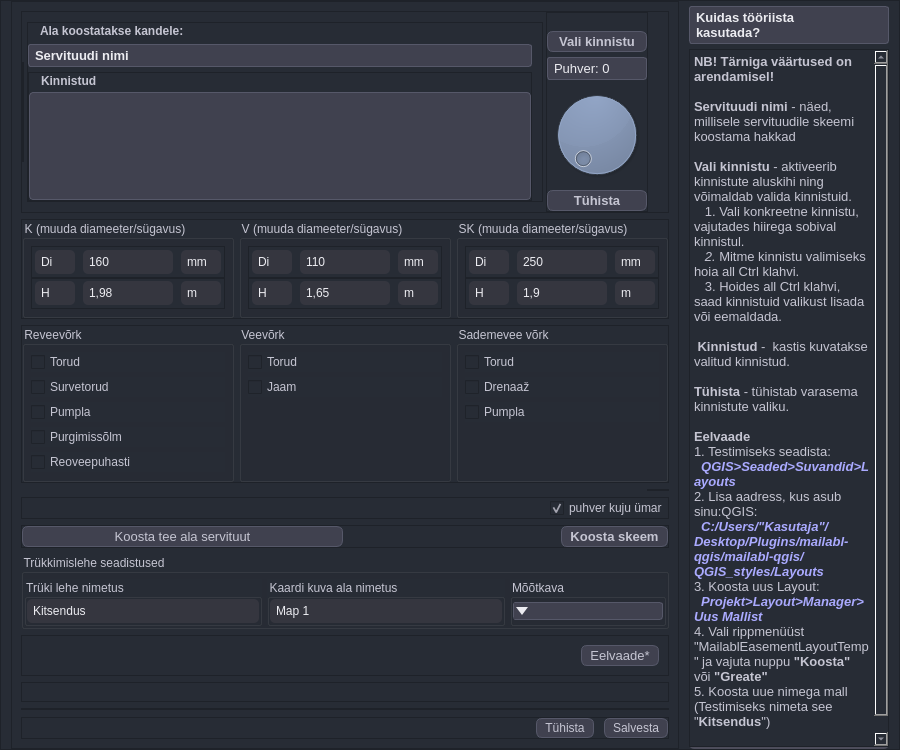
Before: the Qt Designer form mailabl-qgis/Functions/Easements/widgets/Servituut.ui in TuloliKalver/mailabl-qgis, drawn with Qt 5.
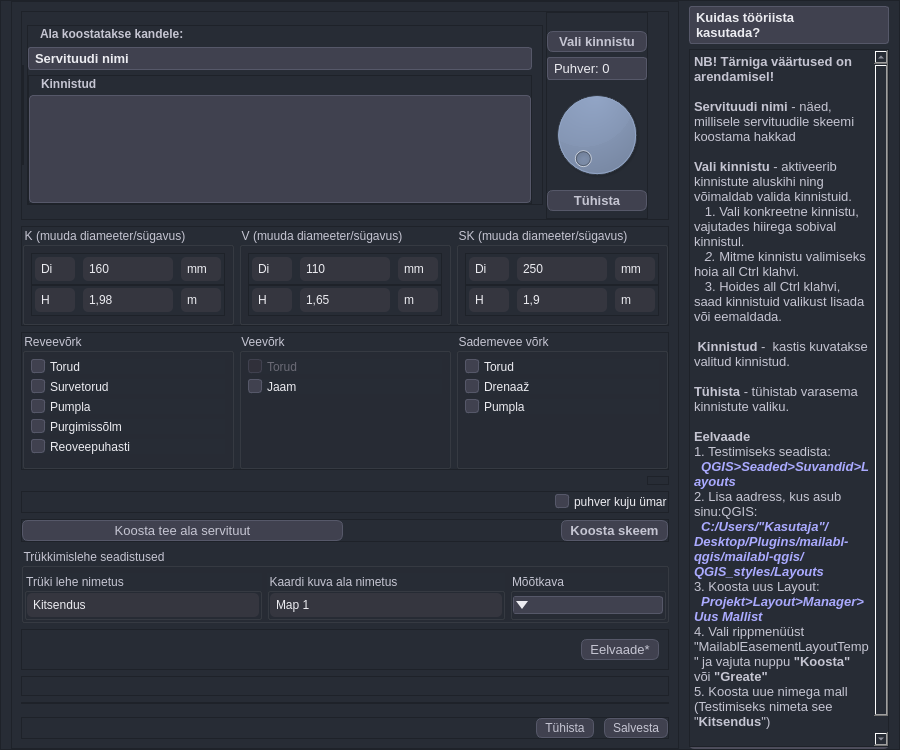
After: the same form once the commit is applied. Icons and pictures are not drawn.

What changed in the file:
```diff
--- a/mailabl-qgis/Functions/Easements/widgets/Servituut.ui
+++ b/mailabl-qgis/Functions/Easements/widgets/Servituut.ui
@@ -2,6 +2,9 @@
 <ui version="4.0">
  <class>servituutDialogBase</class>
  <widget class="QDialog" name="servituutDialogBase">
+  <property name="enabled">
+   <bool>true</bool>
+  </property>
   <property name="geometry">
    <rect>
     <x>0</x>
@@ -219,7 +222,63 @@
     color: #8a95a5; /* Adjust text color for disabled state */
 }
 
-</string>
+
+/* General QCheckBox styles */
+QCheckBox {
+    color: #ececf1; /* Text color */
+    spacing: 5px; /* Space between checkbox and text */
+}
+
+/* Style the indicator (checkbox) */
+QCheckBox::indicator {
+    width: 12px;
+    height: 12px;
+    background-color: #40414f; /* Background color for unchecked state */
+    border: 1px solid #565869; /* Border for unchecked state */
+    border-radius: 3px;
+}
+
+/* Style the indicator when checked */
+QCheckBox::indicator:checked {
+    background-color: rgba(70, 70, 85, 0.5); /* Semi-transparent gray background color for checked state */
+    border: 1px solid #acacbe;
+    image: url(&quot;:/images/themes/default/algorithms/mAlgorithmCheckGeometry.svg&quot;); /* Using QGIS built-in icon */
+}
+
+/* Style the indicator when unchecked */
+QCheckBox::indicator:unchecked {
+    background-color: #40414f; /* Background color for unchecked state */
+    border: 1px solid #565869; /* Border for unchecked state */
+}
+
+/* Style the indicator when hovered */
+QCheckBox::indicator:hover {
+    background-color: #565869;
+}
+
+/* Style the indicator when disabled */
+QCheckBox::indicator:disabled {
+    background-color: #30303a; /* Darker background color for disabled state */
+    border: 1px solid #40414f; /* Darker border for disabled state */
+}
+
+/* Style the indicator when checked and disabled */
+QCheckBox::indicator:checked:disabled {
+    background-color: rgba(50, 50, 60, 0.5); /* Semi-transparent darker gray background color for checked and disabled state */
+    border: 1px solid #40414f;
+    image: url(&quot;:/images/themes/default/algorithms/mAlgorithmCheckGeometry.svg&quot;); /* Using QGIS built-in icon */
+    opacity: 0.5; /* Make the icon appear disabled */
+}
+
+/* Style the checkbox text when disabled */
+QCheckBox:disabled {
+    color: #6a6a75; /* Darker text color for disabled state */
+}
+
+
+QGroupBox{
+	color:#c5c5d2;
+}</string>
   </property>
   <layout class="QVBoxLayout" name="verticalLayout_6">
    <property name="spacing">
@@ -1398,11 +1457,14 @@
                </property>
                <item>
                 <widget class="QCheckBox" name="cbV">
+                 <property name="enabled">
+                  <bool>false</bool>
+                 </property>
                  <property name="text">
                   <string>Torud</string>
                  </property>
                  <property name="checked">
-                  <bool>false</bool>
+                  <bool>true</bool>
                  </property>
                 </widget>
                </item>
```
